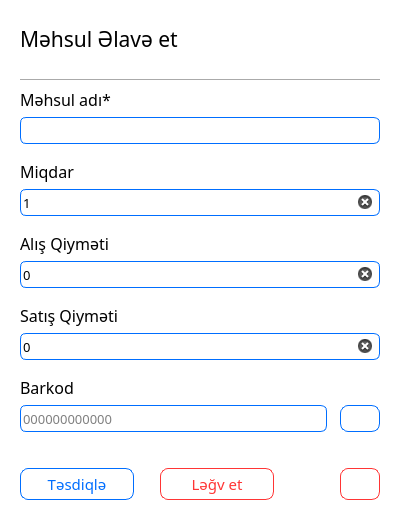
Above: ui_files/product.ui from alasgarovs/POSCredit before the change. Below: the same form after it.
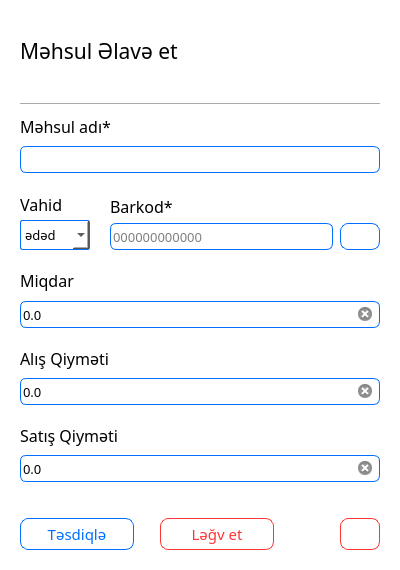
That is the form after the change. Icons and pictures are not drawn.

Diff of the .ui file:
```diff
--- a/ui_files/product.ui
+++ b/ui_files/product.ui
@@ -7,19 +7,19 @@
     <x>0</x>
     <y>0</y>
     <width>400</width>
-    <height>520</height>
+    <height>570</height>
    </rect>
   </property>
   <property name="minimumSize">
    <size>
     <width>350</width>
-    <height>520</height>
+    <height>550</height>
    </size>
   </property>
   <property name="maximumSize">
    <size>
     <width>400</width>
-    <height>523</height>
+    <height>570</height>
    </size>
   </property>
   <property name="windowTitle">
@@ -221,76 +221,434 @@
        </spacer>
       </item>
       <item>
-       <layout class="QVBoxLayout" name="verticalLayout_2">
+       <layout class="QHBoxLayout" name="horizontalLayout_3">
+        <property name="spacing">
+         <number>20</number>
+        </property>
         <item>
-         <widget class="QLabel" name="label_produt_quantity">
-          <property name="font">
-           <font>
-            <family>Sans Serif</family>
-            <pointsize>12</pointsize>
-            <weight>50</weight>
-            <bold>false</bold>
-           </font>
+         <layout class="QVBoxLayout" name="verticalLayout_2">
+          <property name="spacing">
+           <number>0</number>
           </property>
-          <property name="focusPolicy">
-           <enum>Qt::NoFocus</enum>
-          </property>
-          <property name="styleSheet">
-           <string notr="true">background-color:transparent;</string>
-          </property>
-          <property name="text">
-           <string>Miqdar</string>
-          </property>
-         </widget>
+          <item>
+           <widget class="QLabel" name="label_produt_unit">
+            <property name="font">
+             <font>
+              <family>Sans Serif</family>
+              <pointsize>12</pointsize>
+              <weight>50</weight>
+              <bold>false</bold>
+             </font>
+            </property>
+            <property name="focusPolicy">
+             <enum>Qt::NoFocus</enum>
+            </property>
+            <property name="styleSheet">
+             <string notr="true">background-color:transparent;</string>
+            </property>
+            <property name="text">
+             <string>Vahid</string>
+            </property>
+           </widget>
+          </item>
+          <item>
+           <widget class="QComboBox" name="combobox_product_unit">
+            <property name="minimumSize">
+             <size>
+              <width>70</width>
+              <height>0</height>
+             </size>
+            </property>
+            <property name="maximumSize">
+             <size>
+              <width>16777215</width>
+              <height>33</height>
+             </size>
+            </property>
+            <property name="font">
+             <font>
+              <family>Sans Serif</family>
+              <pointsize>10</pointsize>
+              <weight>50</weight>
+              <bold>false</bold>
+             </font>
+            </property>
+            <property name="cursor">
+             <cursorShape>PointingHandCursor</cursorShape>
+            </property>
+            <property name="focusPolicy">
+             <enum>Qt::NoFocus</enum>
+            </property>
+            <property name="styleSheet">
+             <string notr="true">QComboBox {
+    border:1px solid #006EFF;
+	border-radius:2px;
+    background-color: rgb(255, 255, 255);
+    height:25px;
+	color:black;
+}
+
+</string>
+            </property>
+            <property name="currentText">
+             <string>ədəd</string>
+            </property>
+            <property name="frame">
+             <bool>true</bool>
+            </property>
+            <item>
+             <property name="text">
+              <string comment="dsffsd">ədəd</string>
+             </property>
+            </item>
+            <item>
+             <property name="text">
+              <string>blok</string>
+             </property>
+            </item>
+            <item>
+             <property name="text">
+              <string>kq</string>
+             </property>
+            </item>
+            <item>
+             <property name="text">
+              <string>metr</string>
+             </property>
+            </item>
+           </widget>
+          </item>
+         </layout>
         </item>
         <item>
-         <widget class="QLineEdit" name="input_product_quantity">
-          <property name="minimumSize">
-           <size>
-            <width>0</width>
-            <height>0</height>
-           </size>
+         <layout class="QVBoxLayout" name="verticalLayout_6">
+          <property name="spacing">
+           <number>0</number>
           </property>
-          <property name="maximumSize">
-           <size>
-            <width>16777215</width>
-            <height>16777215</height>
-           </size>
-          </property>
-          <property name="font">
-           <font>
-            <family>Sans Serif</family>
-            <pointsize>10</pointsize>
-            <weight>50</weight>
-            <bold>false</bold>
-           </font>
-          </property>
-          <property name="focusPolicy">
-           <enum>Qt::StrongFocus</enum>
-          </property>
-          <property name="toolTip">
-           <string>Məhsul miqdarı</string>
-          </property>
-          <property name="styleSheet">
-           <string notr="true">border:1px solid #006EFF;
+          <item>
+           <widget class="QLabel" name="label_product_barcode">
+            <property name="font">
+             <font>
+              <family>Sans Serif</family>
+              <pointsize>12</pointsize>
+              <weight>50</weight>
+              <bold>false</bold>
+             </font>
+            </property>
+            <property name="focusPolicy">
+             <enum>Qt::NoFocus</enum>
+            </property>
+            <property name="styleSheet">
+             <string notr="true">background-color:transparent;</string>
+            </property>
+            <property name="text">
+             <string>Barkod*</string>
+            </property>
+           </widget>
+          </item>
+          <item>
+           <layout class="QHBoxLayout" name="horizontalLayout_2">
+            <property name="spacing">
+             <number>3</number>
+            </property>
+            <item>
+             <widget class="QLineEdit" name="input_product_barcode">
+              <property name="minimumSize">
+               <size>
+                <width>180</width>
+                <height>0</height>
+               </size>
+              </property>
+              <property name="maximumSize">
+               <size>
+                <width>16777215</width>
+                <height>16777215</height>
+               </size>
+              </property>
+              <property name="font">
+               <font>
+                <family>Sans Serif</family>
+                <pointsize>10</pointsize>
+                <weight>50</weight>
+                <bold>false</bold>
+               </font>
+              </property>
+              <property name="focusPolicy">
+               <enum>Qt::StrongFocus</enum>
+              </property>
+              <property name="toolTip">
+               <string>Məhsul barkodu</string>
+              </property>
+              <property name="styleSheet">
+               <string notr="true">border:1px solid #006EFF;
 background-color: rgb(255, 255, 255);
 border-radius:6px;
 height:25px
 </string>
-          </property>
-          <property name="text">
-           <string>1</string>
-          </property>
-          <property name="maxLength">
-           <number>10</number>
-          </property>
-          <property name="placeholderText">
-           <string>0</string>
-          </property>
-          <property name="clearButtonEnabled">
-           <bool>true</bool>
-          </property>
-         </widget>
+              </property>
+              <property name="maxLength">
+               <number>15</number>
+              </property>
+              <property name="readOnly">
+               <bool>false</bool>
+              </property>
+              <property name="placeholderText">
+               <string>000000000000</string>
+              </property>
+              <property name="clearButtonEnabled">
+               <bool>true</bool>
+              </property>
+             </widget>
+            </item>
+            <item>
+             <widget class="QPushButton" name="button_empty">
+              <property name="minimumSize">
+               <size>
+                <width>0</width>
+                <height>0</height>
+               </size>
+              </property>
+              <property name="maximumSize">
+               <size>
+                <width>1</width>
+                <height>30</height>
+               </size>
+              </property>
+              <property name="font">
+               <font>
+                <family>Sans Serif</family>
+                <pointsize>11</pointsize>
+                <weight>50</weight>
+                <bold>false</bold>
+               </font>
+              </property>
+              <property name="cursor">
+               <cursorShape>ArrowCursor</cursorShape>
+              </property>
+              <property name="focusPolicy">
+               <enum>Qt::StrongFocus</enum>
+              </property>
+              <property name="toolTip">
+               <string/>
+              </property>
+              <property name="layoutDirection">
+               <enum>Qt::LeftToRight</enum>
+              </property>
+              <property name="autoFillBackground">
+               <bool>false</bool>
+              </property>
+              <property name="styleSheet">
+               <string notr="true">QPushButton{
+	color:transparent;
+	border:none;
+}</string>
+              </property>
+              <property name="text">
+               <string/>
+              </property>
+              <property name="iconSize">
+               <size>
+                <width>18</width>
+                <height>18</height>
+               </size>
+              </property>
+              <property name="checkable">
+               <bool>false</bool>
+              </property>
+              <property name="autoExclusive">
+               <bool>false</bool>
+              </property>
+             </widget>
+            </item>
+            <item>
+             <widget class="QPushButton" name="button_generate_barcode">
+              <property name="minimumSize">
+               <size>
+                <width>40</width>
+                <height>20</height>
+               </size>
+              </property>
+              <property name="maximumSize">
+               <size>
+                <width>50</width>
+                <height>27</height>
+               </size>
+              </property>
+              <property name="font">
+               <font>
+                <family>Sans Serif</family>
+                <pointsize>11</pointsize>
+                <weight>50</weight>
+                <bold>false</bold>
+               </font>
+              </property>
+              <property name="cursor">
+               <cursorShape>PointingHandCursor</cursorShape>
+              </property>
+              <property name="focusPolicy">
+               <enum>Qt::StrongFocus</enum>
+              </property>
+              <property name="toolTip">
+               <string>Barkod yarat - Ctrl+B</string>
+              </property>
+              <property name="layoutDirection">
+               <enum>Qt::LeftToRight</enum>
+              </property>
+              <property name="autoFillBackground">
+               <bool>false</bool>
+              </property>
+              <property name="styleSheet">
+               <string notr="true">QPushButton{
+	color:#006EFF;
+	border:1px solid #006EFF;
+	border-radius:8px;
+}
+
+QPushButton:hover {
+    background-color:rgb(216, 216, 216); 
+}
+
+QPushButton:pressed {
+    background-color: white; 
+}</string>
+              </property>
+              <property name="text">
+               <string/>
+              </property>
+              <property name="icon">
+               <iconset resource="resources.qrc">
+                <normaloff>:/icons/refresh.png</normaloff>:/icons/refresh.png</iconset>
+              </property>
+              <property name="iconSize">
+               <size>
+                <width>18</width>
+                <height>18</height>
+               </size>
+              </property>
+              <property name="shortcut">
+               <string>Ctrl+B</string>
+              </property>
+              <property name="checkable">
+               <bool>false</bool>
+              </property>
+              <property name="autoExclusive">
+               <bool>false</bool>
+              </property>
+             </widget>
+            </item>
+           </layout>
+          </item>
+         </layout>
+        </item>
+       </layout>
+      </item>
+      <item>
+       <spacer name="verticalSpacer_5">
+        <property name="font">
+         <font>
+          <family>Sans Serif</family>
+          <weight>50</weight>
+          <bold>false</bold>
+         </font>
+        </property>
+        <property name="focusPolicy">
+         <enum>Qt::NoFocus</enum>
+        </property>
+        <property name="orientation">
+         <enum>Qt::Vertical</enum>
+        </property>
+        <property name="sizeType">
+         <enum>QSizePolicy::Fixed</enum>
+        </property>
+        <property name="sizeHint" stdset="0">
+         <size>
+          <width>20</width>
+          <height>10</height>
+         </size>
+        </property>
+       </spacer>
+      </item>
+      <item>
+       <layout class="QHBoxLayout" name="horizontalLayout_7">
+        <item>
+         <layout class="QVBoxLayout" name="verticalLayout_14">
+          <item>
+           <widget class="QLabel" name="label_produt_quantity_3">
+            <property name="font">
+             <font>
+              <family>Sans Serif</family>
+              <pointsize>12</pointsize>
+              <weight>50</weight>
+              <bold>false</bold>
+             </font>
+            </property>
+            <property name="focusPolicy">
+             <enum>Qt::NoFocus</enum>
+            </property>
+            <property name="styleSheet">
+             <string notr="true">background-color:transparent;</string>
+            </property>
+            <property name="text">
+             <string>Miqdar</string>
+            </property>
+           </widget>
+          </item>
+          <item>
+           <widget class="QLineEdit" name="input_product_quantity">
+            <property name="minimumSize">
+             <size>
+              <width>0</width>
+              <height>0</height>
+             </size>
+            </property>
+            <property name="maximumSize">
+             <size>
+              <width>16777215</width>
+              <height>16777215</height>
+             </size>
+            </property>
+            <property name="font">
+             <font>
+              <family>Sans Serif</family>
+              <pointsize>10</pointsize>
+              <weight>50</weight>
+              <bold>false</bold>
+             </font>
+            </property>
+            <property name="cursor">
+             <cursorShape>ForbiddenCursor</cursorShape>
+            </property>
+            <property name="focusPolicy">
+             <enum>Qt::StrongFocus</enum>
+            </property>
+            <property name="toolTip">
+             <string>Məhsulun anbar miqdarı</string>
+            </property>
+            <property name="styleSheet">
+             <string notr="true">border:1px solid #006EFF;
+background-color: rgb(255, 255, 255);
+border-radius:6px;
+height:25px;
+</string>
+            </property>
+            <property name="text">
+             <string>0.0</string>
+            </property>
+            <property name="maxLength">
+             <number>10</number>
+            </property>
+            <property name="readOnly">
+             <bool>true</bool>
+            </property>
+            <property name="placeholderText">
+             <string>0</string>
+            </property>
+            <property name="clearButtonEnabled">
+             <bool>true</bool>
+            </property>
+           </widget>
+          </item>
+         </layout>
         </item>
        </layout>
       </item>
@@ -379,11 +737,14 @@
 </string>
           </property>
           <property name="text">
-           <string>0</string>
+           <string>0.0</string>
           </property>
           <property name="maxLength">
            <number>10</number>
           </property>
+          <property name="readOnly">
+           <bool>true</bool>
+          </property>
           <property name="placeholderText">
            <string>0</string>
           </property>
@@ -479,7 +840,7 @@
 </string>
           </property>
           <property name="text">
-           <string>0</string>
+           <string>0.0</string>
           </property>
           <property name="maxLength">
            <number>10</number>
@@ -487,6 +848,9 @@
           <property name="echoMode">
            <enum>QLineEdit::Normal</enum>
           </property>
+          <property name="readOnly">
+           <bool>true</bool>
+          </property>
           <property name="placeholderText">
            <string>0</string>
           </property>
@@ -497,246 +861,6 @@
         </item>
        </layout>
       </item>
-      <item>
-       <spacer name="verticalSpacer_5">
-        <property name="font">
-         <font>
-          <family>Sans Serif</family>
-          <weight>50</weight>
-          <bold>false</bold>
-         </font>
-        </property>
-        <property name="focusPolicy">
-         <enum>Qt::NoFocus</enum>
-        </property>
-        <property name="orientation">
-         <enum>Qt::Vertical</enum>
-        </property>
-        <property name="sizeType">
-         <enum>QSizePolicy::Fixed</enum>
-        </property>
-        <property name="sizeHint" stdset="0">
-         <size>
-          <width>20</width>
-          <height>10</height>
-         </size>
-        </property>
-       </spacer>
-      </item>
-      <item>
-       <layout class="QVBoxLayout" name="verticalLayout_6">
-        <item>
-         <widget class="QLabel" name="label_product_barcode">
-          <property name="font">
-           <font>
-            <family>Sans Serif</family>
-            <pointsize>12</pointsize>
-            <weight>50</weight>
-            <bold>false</bold>
-           </font>
-          </property>
-          <property name="focusPolicy">
-           <enum>Qt::NoFocus</enum>
-          </property>
-          <property name="styleSheet">
-           <string notr="true">background-color:transparent;</string>
-          </property>
-          <property name="text">
-           <string>Barkod</string>
-          </property>
-         </widget>
-        </item>
-        <item>
-         <layout class="QHBoxLayout" name="horizontalLayout_2">
-          <item>
-           <widget class="QLineEdit" name="input_product_barcode">
-            <property name="minimumSize">
-             <size>
-              <width>200</width>
-              <height>0</height>
-             </size>
-            </property>
-            <property name="maximumSize">
-             <size>
-              <width>16777215</width>
-              <height>16777215</height>
-             </size>
-            </property>
-            <property name="font">
-             <font>
-              <family>Sans Serif</family>
-              <pointsize>10</pointsize>
-              <weight>50</weight>
-              <bold>false</bold>
-             </font>
-            </property>
-            <property name="focusPolicy">
-             <enum>Qt::StrongFocus</enum>
-            </property>
-            <property name="toolTip">
-             <string>Məhsul barkodu</string>
-            </property>
-            <property name="styleSheet">
-             <string notr="true">border:1px solid #006EFF;
-background-color: rgb(255, 255, 255);
-border-radius:6px;
-height:25px
-</string>
-            </property>
-            <property name="maxLength">
-             <number>15</number>
-            </property>
-            <property name="readOnly">
-             <bool>false</bool>
-            </property>
-            <property name="placeholderText">
-             <string>000000000000</string>
-            </property>
-            <property name="clearButtonEnabled">
-             <bool>true</bool>
-            </property>
-           </widget>
-          </item>
-          <item>
-           <widget class="QPushButton" name="button_empty">
-            <property name="minimumSize">
-             <size>
-              <width>0</width>
-              <height>0</height>
-             </size>
-            </property>
-            <property name="maximumSize">
-             <size>
-              <width>1</width>
-              <height>30</height>
-             </size>
-            </property>
-            <property name="font">
-             <font>
-              <family>Sans Serif</family>
-              <pointsize>11</pointsize>
-              <weight>50</weight>
-              <bold>false</bold>
-             </font>
-            </property>
-            <property name="cursor">
-             <cursorShape>ArrowCursor</cursorShape>
-            </property>
-            <property name="focusPolicy">
-             <enum>Qt::StrongFocus</enum>
-            </property>
-            <property name="toolTip">
-             <string/>
-            </property>
-            <property name="layoutDirection">
-             <enum>Qt::LeftToRight</enum>
-            </property>
-            <property name="autoFillBackground">
-             <bool>false</bool>
-            </property>
-            <property name="styleSheet">
-             <string notr="true">QPushButton{
-	color:transparent;
-	border:none;
-}</string>
-            </property>
-            <property name="text">
-             <string/>
-            </property>
-            <property name="iconSize">
-             <size>
-              <width>18</width>
-              <height>18</height>
-             </size>
-            </property>
-            <property name="checkable">
-             <bool>false</bool>
-            </property>
-            <property name="autoExclusive">
-             <bool>false</bool>
-            </property>
-           </widget>
-          </item>
-          <item>
-           <widget class="QPushButton" name="button_generate_barcode">
-            <property name="minimumSize">
-             <size>
-              <width>40</width>
-              <height>25</height>
-             </size>
-            </property>
-            <property name="maximumSize">
-             <size>
-              <width>50</width>
-              <height>30</height>
-             </size>
-            </property>
-            <property name="font">
-             <font>
-              <family>Sans Serif</family>
-              <pointsize>11</pointsize>
-              <weight>50</weight>
-              <bold>false</bold>
-             </font>
-            </property>
-            <property name="cursor">
-             <cursorShape>PointingHandCursor</cursorShape>
-            </property>
-            <property name="focusPolicy">
-             <enum>Qt::StrongFocus</enum>
-            </property>
-            <property name="toolTip">
-             <string>Barkod yarat - Ctrl+B</string>
-            </property>
-            <property name="layoutDirection">
-             <enum>Qt::LeftToRight</enum>
-            </property>
-            <property name="autoFillBackground">
-             <bool>false</bool>
-            </property>
-            <property name="styleSheet">
-             <string notr="true">QPushButton{
-	color:#006EFF;
-	border:1px solid #006EFF;
-	border-radius:8px;
-}
-
-QPushButton:hover {
-    background-color:rgb(216, 216, 216); 
-}
-
-QPushButton:pressed {
-    background-color: white; 
-}</string>
-            </property>
-            <property name="text">
-             <string/>
-            </property>
-            <property name="icon">
-             <iconset resource="resources.qrc">
-              <normaloff>:/icons/refresh.png</normaloff>:/icons/refresh.png</iconset>
-            </property>
-            <property name="iconSize">
-             <size>
-              <width>18</width>
-              <height>18</height>
-             </size>
-            </property>
-            <property name="shortcut">
-             <string>Ctrl+B</string>
-            </property>
-            <property name="checkable">
-             <bool>false</bool>
-            </property>
-            <property name="autoExclusive">
-             <bool>false</bool>
-            </property>
-           </widget>
-          </item>
-         </layout>
-        </item>
-       </layout>
-      </item>
       <item>
        <spacer name="verticalSpacer_11">
         <property name="font">
```
Left out of the diff: 12 changed lines with no effect on the pictures.
